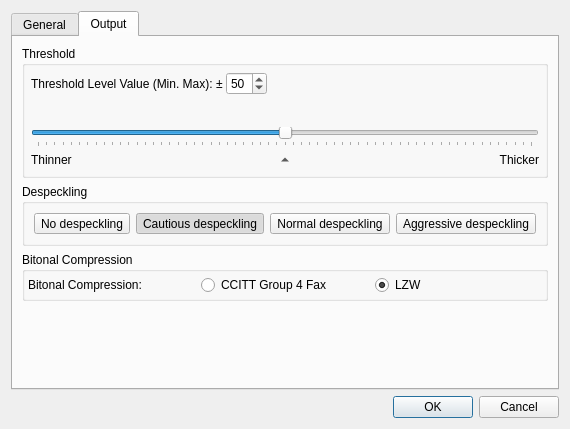
scantailor/scantailor, file ui/SettingsDialog.ui: the form before one commit.
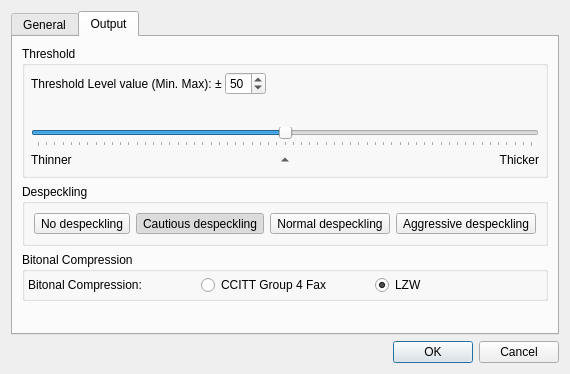
The form after the commit. Icons and pictures are not drawn.

```diff
--- a/ui/SettingsDialog.ui
+++ b/ui/SettingsDialog.ui
@@ -7,7 +7,7 @@
     <x>0</x>
     <y>0</y>
     <width>519</width>
-    <height>429</height>
+    <height>374</height>
    </rect>
   </property>
   <property name="windowTitle">
@@ -77,7 +77,7 @@
                <item>
                 <widget class="QLabel" name="thresholdLevelLabel">
                  <property name="text">
-                  <string>Threshold Level Value (Min. Max):</string>
+                  <string>Threshold Level value (Min. Max):</string>
                  </property>
                 </widget>
                </item>
```
